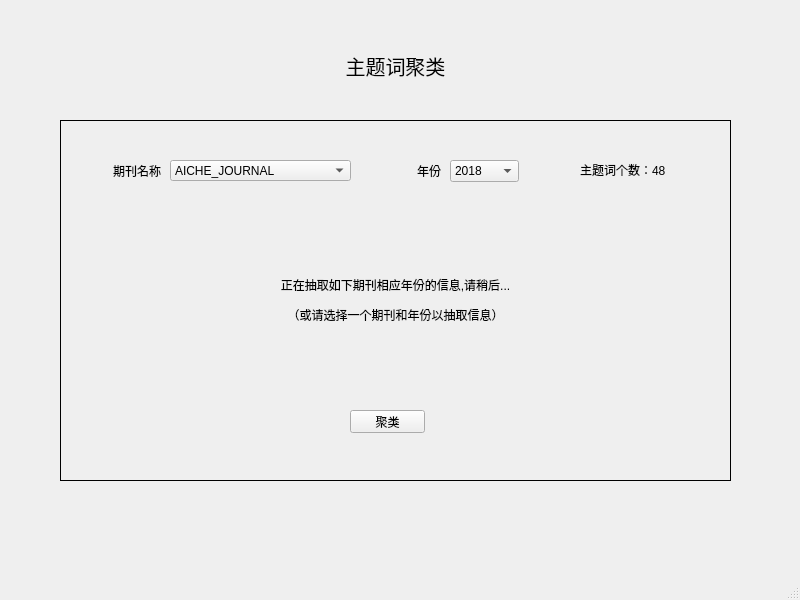
This is view/ui_ap_lda.ui in ZUCCBBQ/Ocean as Qt 5 draws it before an edit. The edited form follows.
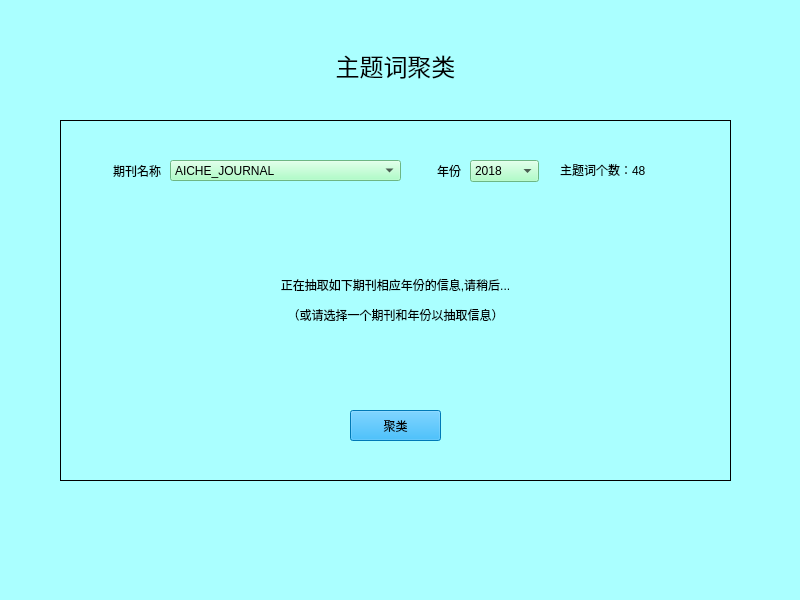
This is the edited form.

Patch:
```diff
--- a/view/ui_ap_lda.ui
+++ b/view/ui_ap_lda.ui
@@ -13,13 +13,17 @@
   <property name="windowTitle">
    <string>主题词聚类</string>
   </property>
+  <property name="styleSheet">
+   <string notr="true">background-color: rgb(170, 255, 255);
+font: 12pt &quot;楷体&quot;;</string>
+  </property>
   <widget class="QWidget" name="centralwidget">
    <widget class="QLabel" name="numTopicLabel">
     <property name="geometry">
      <rect>
-      <x>580</x>
+      <x>560</x>
       <y>160</y>
-      <width>141</width>
+      <width>161</width>
       <height>20</height>
      </rect>
     </property>
@@ -35,12 +39,14 @@
      <rect>
       <x>350</x>
       <y>410</y>
-      <width>75</width>
-      <height>23</height>
+      <width>91</width>
+      <height>31</height>
      </rect>
     </property>
     <property name="styleSheet">
-     <string notr="true">font: 11pt &quot;黑体&quot;;</string>
+     <string notr="true">font: 14pt &quot;楷体&quot;;
+background-color: rgb(0, 170, 255);
+</string>
     </property>
     <property name="text">
      <string>聚类</string>
@@ -57,9 +63,16 @@
     </property>
     <property name="font">
      <font>
-      <pointsize>15</pointsize>
+      <family>楷体</family>
+      <pointsize>18</pointsize>
+      <weight>50</weight>
+      <italic>false</italic>
+      <bold>false</bold>
      </font>
     </property>
+    <property name="styleSheet">
+     <string notr="true">font: 18pt &quot;楷体&quot;;</string>
+    </property>
     <property name="text">
      <string>主题词聚类</string>
     </property>
@@ -70,14 +83,15 @@
    <widget class="QComboBox" name="yearComboBox">
     <property name="geometry">
      <rect>
-      <x>450</x>
+      <x>470</x>
       <y>160</y>
       <width>69</width>
       <height>22</height>
      </rect>
     </property>
     <property name="styleSheet">
-     <string notr="true">font: 11pt &quot;黑体&quot;;</string>
+     <string notr="true">font: 75 11pt &quot;Times New Roman&quot;;
+background-color: rgb(152, 255, 185);</string>
     </property>
     <item>
      <property name="text">
@@ -104,7 +118,7 @@
    <widget class="QLabel" name="yearLabel">
     <property name="geometry">
      <rect>
-      <x>380</x>
+      <x>400</x>
       <y>160</y>
       <width>61</width>
       <height>21</height>
@@ -123,9 +137,9 @@
    <widget class="QLabel" name="promptLabel">
     <property name="geometry">
      <rect>
-      <x>200</x>
+      <x>120</x>
       <y>210</y>
-      <width>391</width>
+      <width>551</width>
       <height>181</height>
      </rect>
     </property>
@@ -151,9 +165,9 @@
    <widget class="QLabel" name="Journallabel">
     <property name="geometry">
      <rect>
-      <x>90</x>
+      <x>70</x>
       <y>160</y>
-      <width>71</width>
+      <width>91</width>
       <height>21</height>
      </rect>
     </property>
@@ -172,12 +186,13 @@
      <rect>
       <x>170</x>
       <y>160</y>
-      <width>181</width>
+      <width>231</width>
       <height>21</height>
      </rect>
     </property>
     <property name="styleSheet">
-     <string notr="true">font: 11pt &quot;黑体&quot;;</string>
+     <string notr="true">font: 75 11pt &quot;Times New Roman&quot;;
+background-color: rgb(152, 255, 185);</string>
     </property>
     <item>
      <property name="text">
```
Left out of the diff: 10 changed lines with no effect on the pictures.
